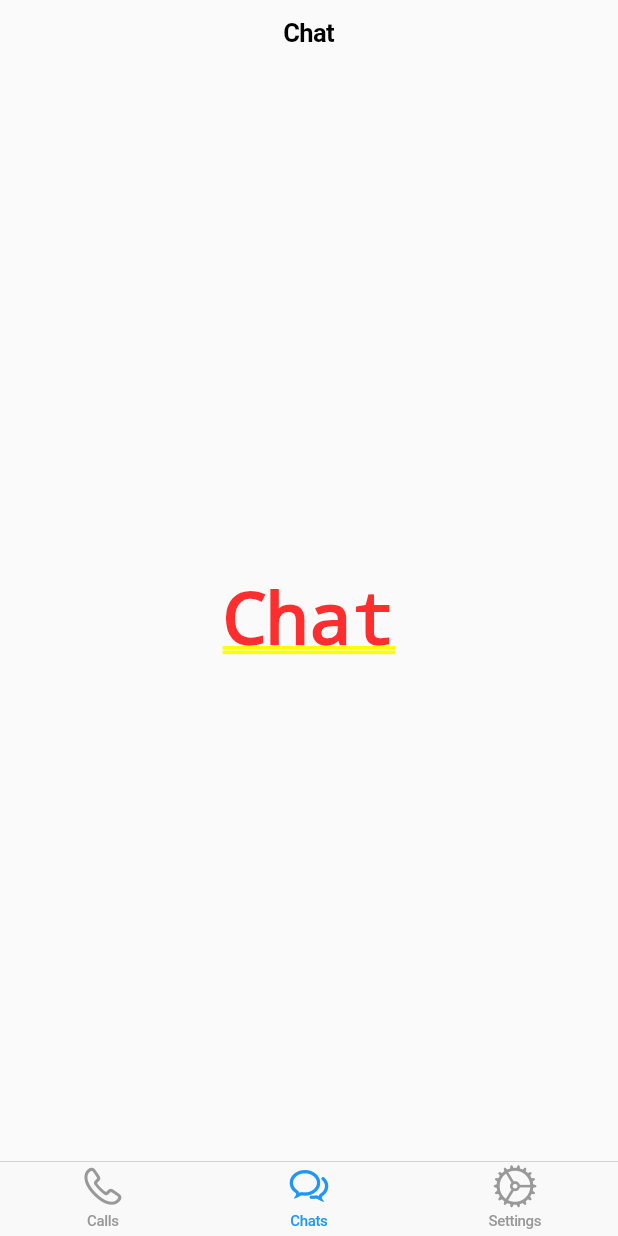
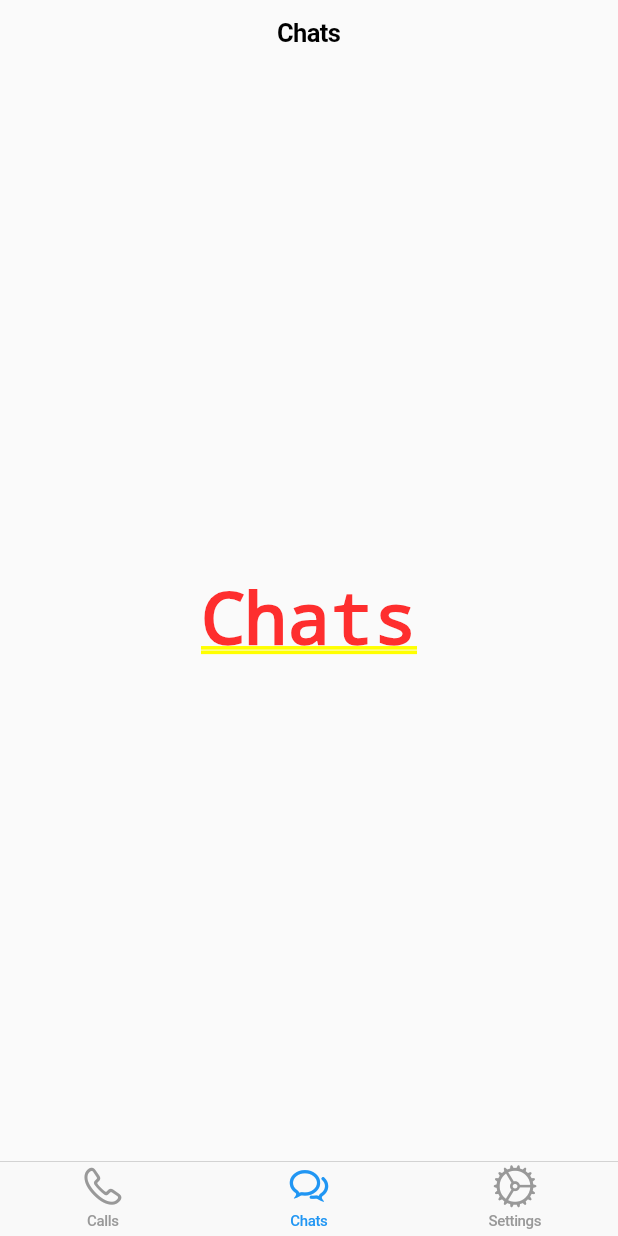
Before and after one commit to GeonwooVincentKim/Flutter_Example_1, a Flutter app: the Body screen opened directly, on a phone screen of 412 x 824 dp. Run offline on Flutter 3.47's test engine with Material 2 defaults, Android fonts, the phone set to English and light mode, and no system bars; our stand-ins replace url_strategy; missing offline and left inert: consumer.

```diff
--- a/lib/cupertino_button/body.dart
+++ b/lib/cupertino_button/body.dart
@@ -1,6 +1,5 @@
 import 'package:flutter/cupertino.dart';
-import 'package:flutter_application_1_1/cupertino_button/cupertino_chat.dart';
-import 'package:flutter_application_1_1/cupertino_button/cupertino_settings.dart';
+import 'package:flutter_application_1_1/cupertino_button/widget/cupertino_navigation_widget.dart';
 
 class Body extends StatefulWidget {
   const Body({super.key});
@@ -27,29 +26,25 @@ class _BodyState extends State<Body> {
       ),
       tabBuilder: (context, index) {
         late final CupertinoTabView returnValue;
+        List<String> getTitleText = ['Calls', 'Chats', 'Settings'];
 
         switch (index) {
           case 0:
             returnValue = CupertinoTabView(builder: (context) {
-              return const CupertinoPageScaffold(
-                navigationBar: CupertinoNavigationBar(
-                  middle: Text('Calls')
-                ),
-                child: Center(child: Text('Calls'))
-              );
+              return CupertinoNavigationWidget(
+                  middleWidget: Text(getTitleText[0]),
+                  titleText: getTitleText[0]
+                );
             });
             break;
 
           case 1:
             returnValue = CupertinoTabView(
               builder: (context) {
-                return const CupertinoPageScaffold(
-                  navigationBar: CupertinoNavigationBar(
-                    middle: Text('Chat')
-                  ),
-                  child: Center(child: Text('Chat'))
+                return CupertinoNavigationWidget(
+                  middleWidget: Text(getTitleText[1]),
+                  titleText: getTitleText[1]
                 );
-                // return CupertinoNavigationPage(middleWidget: Text(""));
               },
             );
             break;
@@ -57,13 +52,10 @@ class _BodyState extends State<Body> {
           case 2:
             returnValue = CupertinoTabView(
               builder: (context) {
-                return const CupertinoPageScaffold(
-                  navigationBar: CupertinoNavigationBar(
-                    middle: Text('Settings')
-                  ),
-                  child: Center(child: Text('Settings'))
+                return CupertinoNavigationWidget(
+                  middleWidget: Text(getTitleText[2]),
+                  titleText: getTitleText[2]
                 );
-                // return CupertinoNavigationPage(middleWidget: Text(""));
               },
             );
             break;
@@ -74,25 +66,3 @@ class _BodyState extends State<Body> {
     );
   }
 }
-
-// class CupertinoNavigationPage extends StatelessWidget {
-//   // ignore: prefer_typing_uninitialized_variables
-//   final Widget middleWidget;
-
-//   const CupertinoNavigationPage({
-//     super.key,
-//     required this.middleWidget
-//   });
-
-//   @override
-//   Widget build(BuildContext context) {
-//     return const CupertinoPageScaffold(
-//       navigationBar: CupertinoNavigationBar(
-//         // middle: middleWidget
-//         // middle: Text('Calls')
-//         // middle: Widget(key: key, middleWidget),
-//       ),
-//       child: Center(child: Text('Calls'))
-//     );
-//   }
-// }
--- /dev/null
+++ b/lib/cupertino_button/widget/cupertino_navigation_widget.dart
@@ -0,0 +1,23 @@
+import 'package:flutter/cupertino.dart';
+
+class CupertinoNavigationWidget extends StatelessWidget {
+  // ignore: prefer_typing_uninitialized_variables
+  final Widget middleWidget;
+  final String titleText;
+
+  const CupertinoNavigationWidget({
+    Key? key,
+    required this.middleWidget,
+    required this.titleText
+  }) : super(key: key);
+
+  @override
+  Widget build(BuildContext context) {
+    return CupertinoPageScaffold(
+      navigationBar: CupertinoNavigationBar(
+        middle: middleWidget,
+      ),
+      child: Center(child: Text(titleText))
+    );
+  }
+}
```
